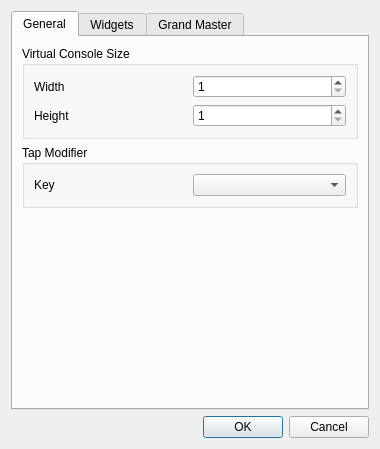
Old version of the form ui/src/virtualconsole/vcproperties.ui in the repository mcallegari/qlcplus.
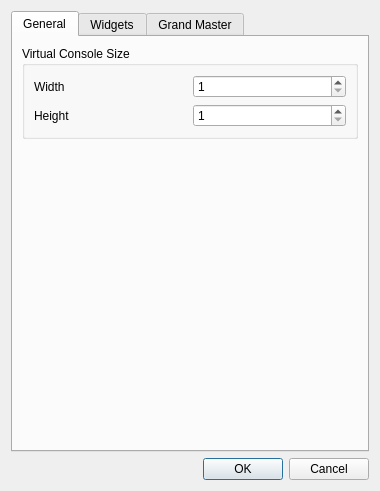
New version of the form.

Commit message: Remove tap modifier code

```diff
--- a/ui/src/virtualconsole/vcproperties.ui
+++ b/ui/src/virtualconsole/vcproperties.ui
@@ -7,7 +7,7 @@
     <x>0</x>
     <y>0</y>
     <width>380</width>
-    <height>449</height>
+    <height>491</height>
    </rect>
   </property>
   <property name="windowTitle">
@@ -85,7 +85,7 @@
          </layout>
         </widget>
        </item>
-       <item row="2" column="0">
+       <item row="1" column="0">
         <spacer name="verticalSpacer_2">
          <property name="orientation">
           <enum>Qt::Vertical</enum>
@@ -98,29 +98,6 @@
          </property>
         </spacer>
        </item>
-       <item row="1" column="0">
-        <widget class="QGroupBox" name="m_tapGroup">
-         <property name="title">
-          <string>Tap Modifier</string>
-         </property>
-         <layout class="QHBoxLayout" name="horizontalLayout">
-          <item>
-           <widget class="QLabel" name="label">
-            <property name="text">
-             <string>Key</string>
-            </property>
-           </widget>
-          </item>
-          <item>
-           <widget class="QComboBox" name="m_tapModifierCombo">
-            <property name="toolTip">
-             <string>The keyboard key that turns button clicks to taps</string>
-            </property>
-           </widget>
-          </item>
-         </layout>
-        </widget>
-       </item>
       </layout>
      </widget>
      <widget class="QWidget" name="tab">
```
Left out of the diff: 1 changed line with no effect on the pictures. The commit also changes 7 other files.
